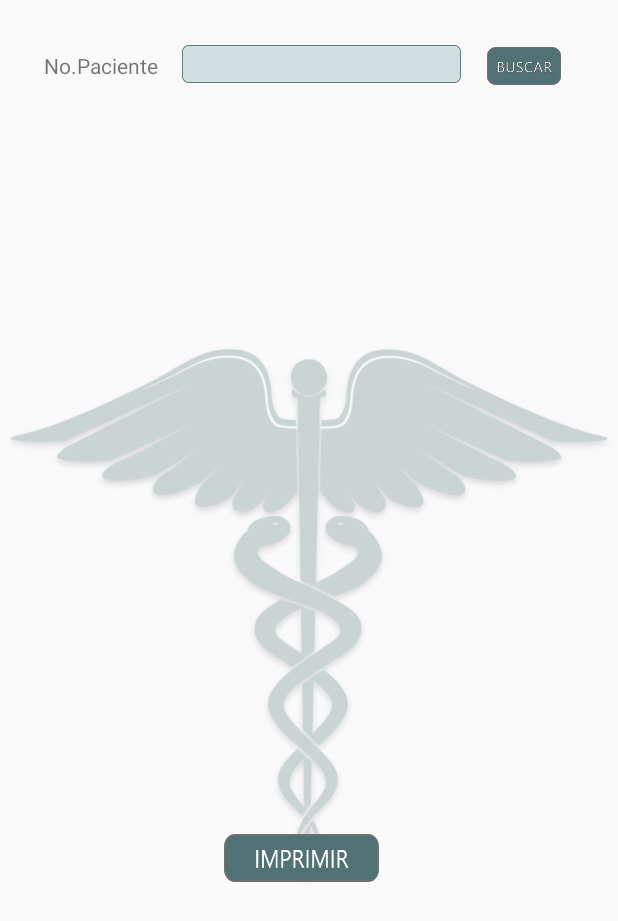
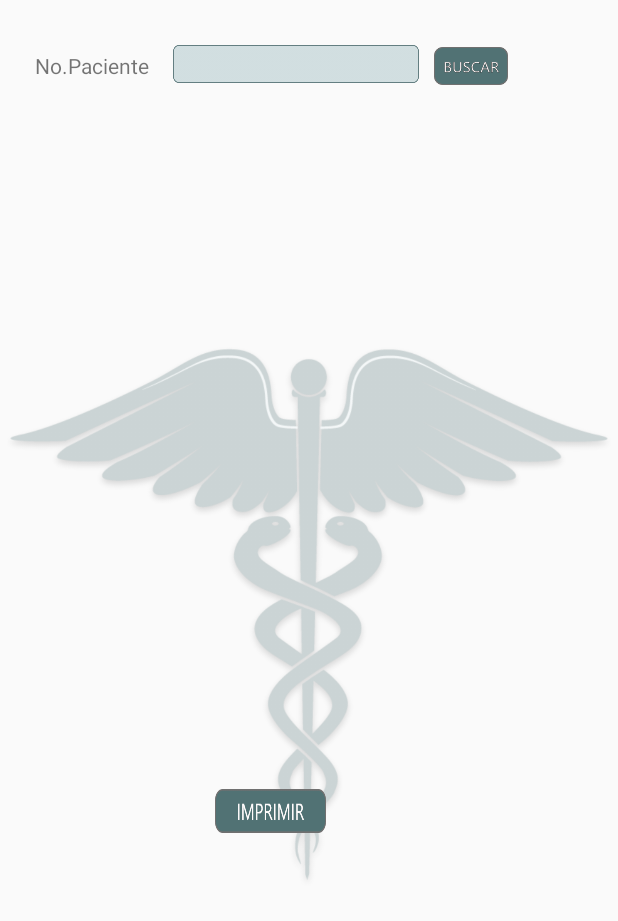
Before and after one commit to AndresKenichi/PruebaNavegacion, an Android app: the fragment ConsultarPacientesF shown on its own in the app's theme, on a phone screen of 412 x 824 dp. Shown: the top 921 px of the screen. Run offline under Robolectric (Android 15) with nearby library versions, the phone set to English and light mode, and no system bars.

```diff
--- a/app/src/main/res/layout/a_fragment_consultarpacientes.xml
+++ b/app/src/main/res/layout/a_fragment_consultarpacientes.xml
@@ -35,7 +35,7 @@
 
             <TextView
                 android:id="@+id/textView80"
-                android:layout_width="29dp"
+                android:layout_width="23dp"
                 android:layout_height="wrap_content"
                 android:text=" " />
 
@@ -47,7 +47,7 @@
 
             <EditText
                 android:id="@+id/edtNumPacienteCP"
-                android:layout_width="186dp"
+                android:layout_width="164dp"
                 android:layout_height="25dp"
                 android:background="@drawable/edt"
                 android:ems="10"
@@ -55,7 +55,7 @@
 
             <TextView
                 android:id="@+id/textView81"
-                android:layout_width="17dp"
+                android:layout_width="10dp"
                 android:layout_height="wrap_content"
                 android:text="  " />
 
@@ -81,18 +81,18 @@
 
         <LinearLayout
             android:layout_width="match_parent"
-            android:layout_height="400dp"
+            android:layout_height="430dp"
             android:orientation="horizontal">
 
             <TextView
                 android:id="@+id/textView85"
-                android:layout_width="17dp"
+                android:layout_width="wrap_content"
                 android:layout_height="match_parent"
                 android:text="  " />
 
             <GridView
                 android:id="@+id/gridPacientesCP"
-                android:layout_width="377dp"
+                android:layout_width="wrap_content"
                 android:layout_height="match_parent" />
 
             <TextView
@@ -103,53 +103,29 @@
                 android:text="  " />
 
         </LinearLayout>
-        <LinearLayout
-            android:layout_width="match_parent"
-            android:layout_height="30dp"
-            android:orientation="horizontal">
-
-            <TextView
-                android:id="@+id/textView86"
-                android:layout_width="17dp"
-                android:layout_height="match_parent"
-                android:text="  " />
-        </LinearLayout>
 
         <LinearLayout
             android:layout_width="match_parent"
-            android:layout_height="30dp"
-            android:orientation="horizontal">
-
-            <TextView
-                android:id="@+id/textView91"
-                android:layout_width="17dp"
-                android:layout_height="match_parent"
-                android:text="  " />
-        </LinearLayout>
-
-        <LinearLayout
-            android:layout_width="match_parent"
-            android:layout_height="wrap_content"
+            android:layout_height="40dp"
             android:orientation="horizontal">
 
             <TextView
                 android:id="@+id/textView92"
-                android:layout_width="149dp"
+                android:layout_width="143dp"
                 android:layout_height="match_parent"
                 android:text="  " />
 
             <Button
                 android:id="@+id/btnImprimirCP"
-                android:layout_width="103dp"
-                android:layout_height="32dp"
+                android:layout_width="74dp"
+                android:layout_height="29dp"
                 android:background="@drawable/imprimir"
                 android:text=" " />
 
             <TextView
                 android:id="@+id/textView90"
-                android:layout_width="149dp"
+                android:layout_width="139dp"
                 android:layout_height="match_parent"
-                android:layout_weight="1"
                 android:text="  " />
 
         </LinearLayout>
```
Also changed, not shown: app/src/main/res/layout/a_fragment_agregarusuario.xml (+6 -7 lines), app/src/main/res/layout/a_fragment_consultarareas.xml (+12 -14 lines), app/src/main/res/layout/a_fragment_gestionarareas.xml (+2 -20 lines).
